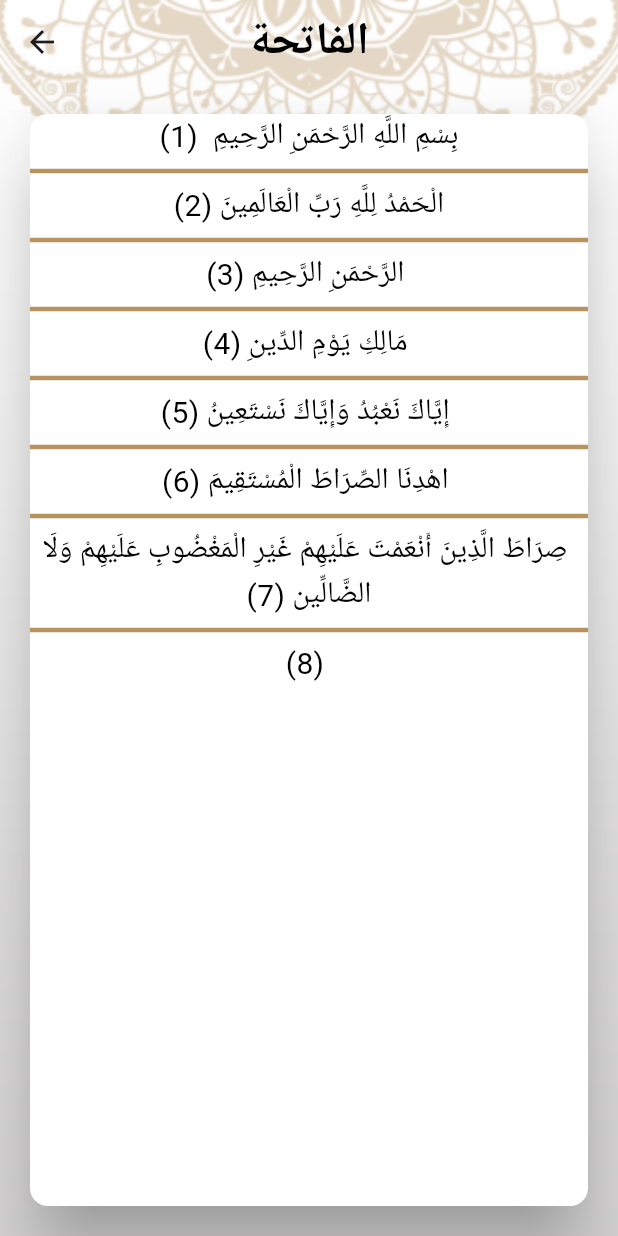
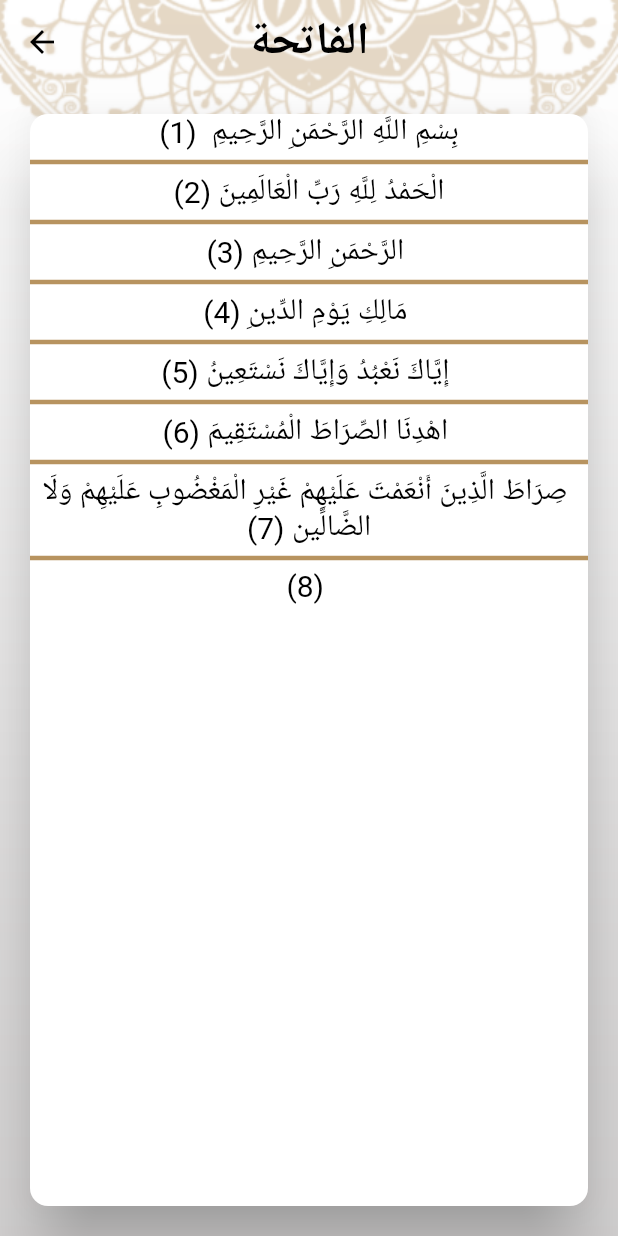
Before and after one commit to KareemEzzaldin/islami-flutter-app, a Flutter app: the screen it shows after launch, after a tap on "الفاتحة", on a phone screen of 412 x 824 dp. Run offline on Flutter 3.47's test engine with Material 3 defaults, Android fonts, the phone set to English and light mode, and no system bars.

Commit message:
+ Working on Settings tab and Light mode and Dark mode

```diff
--- a/lib/home/SuraNames.dart
+++ b/lib/home/SuraNames.dart
@@ -19,7 +19,7 @@ class Suranames extends StatelessWidget {
           Expanded(
             child: Text(
               suraNames,
-              style: TextStyle(fontSize: 20, fontWeight: FontWeight.bold),
+              style: Theme.of(context).textTheme.bodySmall,
               textAlign: TextAlign.center,
             ),
           ),
@@ -27,13 +27,13 @@ class Suranames extends StatelessWidget {
             height: 40,
             width: 2,
             decoration: BoxDecoration(
-                color: Theme.of(context).colorScheme.primary
+                color: Theme.of(context).colorScheme.onPrimaryContainer
             ),
           ),
           Expanded(
             child: Text(
               suraNumber.toString(),
-              style: TextStyle(fontSize: 20, fontWeight: FontWeight.bold),
+              style: Theme.of(context).textTheme.bodySmall,
               textAlign: TextAlign.center,
             ),
           ),
--- a/lib/home/home_screen.dart
+++ b/lib/home/home_screen.dart
@@ -3,6 +3,9 @@ import 'package:islami_ap/home/tabs/AhadtehTab.dart';
 import 'package:islami_ap/home/tabs/QuranTab.dart';
 import 'package:islami_ap/home/tabs/RadioTab.dart';
 import 'package:islami_ap/home/tabs/SebhaTab.dart';
+import 'package:islami_ap/home/tabs/SetteingsTab.dart';
+
+import '../style/AppStyle.dart';
 
 class HomeScreen extends StatefulWidget {
   static const String routeName = 'Home';
@@ -17,7 +20,8 @@ class _HomeScreenState extends State<HomeScreen> {
     QuranTab(),
     Ahadtehtab(),
     Sebhatab(),
-    Radiotab()
+    Radiotab(),
+    Setteingstab(),
   ];
 
   @override
@@ -25,7 +29,9 @@ class _HomeScreenState extends State<HomeScreen> {
     return Container(
       decoration: BoxDecoration(
         image: DecorationImage(
-          image: AssetImage('assets/images/background.png'),
+          image: AssetImage(AppStyle.isDark
+              ?"assets/images/home_dark_background.png"
+              :'assets/images/background.png'),
           fit:BoxFit.fill
         )
       ),
@@ -66,6 +72,12 @@ class _HomeScreenState extends State<HomeScreen> {
                 label: "Radio",
 
               ),
+              BottomNavigationBarItem(
+                backgroundColor: Theme.of(context).colorScheme.primary,
+                icon: Icon(Icons.settings),
+                label: "Settings",
+
+              ),
             ]
         ),
         body: tabs[selectedIndex],
--- a/lib/home/tabs/QuranTab.dart
+++ b/lib/home/tabs/QuranTab.dart
@@ -144,21 +144,21 @@ class QuranTab extends StatelessWidget {
           children: [
             Expanded(
                 child: Text(
-                  "اسم السورة",
-                  style: TextStyle(fontSize: 20, fontWeight: FontWeight.bold),
+                  "Surah Name",
+                  style: Theme.of(context).textTheme.titleMedium,
                   textAlign: TextAlign.center,)
             ),
             Container(
               height: 40,
               width: 2,
               decoration: BoxDecoration(
-                color: Theme.of(context).colorScheme.primary
+                color: Theme.of(context).colorScheme.onPrimaryContainer
               ),
             ),
             Expanded(
                 child: Text(
-                  "عدد الايات",
-                  style: TextStyle(fontSize: 20, fontWeight: FontWeight.bold),
+                  "Verses Number",
+                  style: Theme.of(context).textTheme.titleMedium,
                   textAlign: TextAlign.center,
                 )
             ),
--- a/lib/home/tabs/RadioTab.dart
+++ b/lib/home/tabs/RadioTab.dart
@@ -6,7 +6,7 @@ class Radiotab extends StatelessWidget {
   @override
   Widget build(BuildContext context) {
     return Container(
-      color: Colors.yellow,
+
     );
   }
 }
--- a/lib/main.dart
+++ b/lib/main.dart
@@ -2,6 +2,7 @@ import 'package:flutter/material.dart';
 import 'package:islami_ap/ahadeth_details/AhadethDetailsScreen.dart';
 import 'package:islami_ap/home/home_screen.dart';
 import 'package:islami_ap/quran_details/QuranDetailsScreen.dart';
+import 'package:islami_ap/style/AppStyle.dart';
 
 void main() {
   runApp(const MyApp());
@@ -16,49 +17,11 @@ class MyApp extends StatelessWidget {
   Widget build(BuildContext context) {
     return MaterialApp(
       title: 'Flutter Demo',
-      theme: ThemeData(
-        cardTheme: CardThemeData(
-          surfaceTintColor: Colors.white,
-          color: Colors.white,
-          elevation: 20,
-          margin: EdgeInsets.all(20),
-        ),
-        appBarTheme: AppBarTheme(
-          centerTitle: true,
-          backgroundColor: Colors.transparent,
-          titleTextStyle: TextStyle(
-            fontSize: 30,
-            fontWeight: FontWeight.bold,
-            color: Colors.black
-          )
-        ),
-        scaffoldBackgroundColor: Colors.transparent,
-        dividerColor: Color(0xffB7935F),
-        dividerTheme: DividerThemeData(
-          color: Color(0xffB7935F),
-          thickness: 3,
-        ),
-        bottomNavigationBarTheme: BottomNavigationBarThemeData(
-          backgroundColor: Color(0xffB7935F),
-          selectedItemColor: Colors.black,
-          selectedIconTheme: IconThemeData(
-            color: Colors.black,
-            size: 50,
-          ),
-          unselectedIconTheme: IconThemeData(
-            color: Colors.white,
-            size: 50,
-          )
-        ),
-        colorScheme: ColorScheme.fromSeed(
-          seedColor: Colors.deepPurple,
-          primary: Color(0xffB7935F),
-          secondary: Color(0xffB7935F).withOpacity(0.57),
-          onPrimary: Colors.white,
-          onSecondary: Colors.black,
-        ),
-        useMaterial3: true,
-      ),
+      theme: AppStyle.lightTheme,
+      darkTheme: AppStyle.DarkTheme,
+      themeMode: AppStyle.isDark
+          ?ThemeMode.dark
+          :ThemeMode.light,
       initialRoute: HomeScreen.routeName,
       routes: {
         HomeScreen.routeName:(_)=>HomeScreen(),
--- a/lib/quran_details/QuranChapter.dart
+++ b/lib/quran_details/QuranChapter.dart
@@ -9,10 +9,7 @@ class Quranchapter extends StatelessWidget {
     return Text("$chapter (${index+1})",
       textDirection: TextDirection.rtl,
       textAlign: TextAlign.center,
-      style:TextStyle(
-        fontSize: 20,
-        color: Colors.black,
-      ) ,
+      style:Theme.of(context).textTheme.displayMedium,
     );
   }
 }
--- a/lib/quran_details/QuranDetailsScreen.dart
+++ b/lib/quran_details/QuranDetailsScreen.dart
@@ -1,6 +1,8 @@
 import 'package:flutter/material.dart';
 import 'package:flutter/services.dart';
 import 'package:islami_ap/quran_details/QuranChapter.dart';
+
+import '../style/AppStyle.dart';
 
 class QuranDetailsScreen extends StatefulWidget {
   static const String routName = "qurandetails";
@@ -19,7 +21,9 @@ class _QuranDetailsScreenState extends State<QuranDetailsScreen> {
     return Container(
       decoration: BoxDecoration(
           image: DecorationImage(
-              image: AssetImage('assets/images/background.png'),
+              image: AssetImage(AppStyle.isDark
+                  ?"assets/images/home_dark_background.png"
+                  :'assets/images/background.png'),
               fit: BoxFit.fill
           )
       ),
--- /dev/null
+++ b/lib/style/AppStyle.dart
@@ -0,0 +1,152 @@
+import 'package:flutter/material.dart';
+
+class AppStyle{
+  static bool isDark = false;
+  static const Color lightPrimary = Color(0xffB7935F);
+  static const Color darkPrimary = Color(0xff141A2E);
+  static const Color darkSecondary = Color(0xffFACC1D);
+  static ThemeData lightTheme = ThemeData(
+    bottomSheetTheme: BottomSheetThemeData(
+      backgroundColor: Colors.white,
+    ),
+    textTheme: TextTheme(
+      titleMedium: TextStyle(
+        fontSize: 20,
+        fontWeight: FontWeight.w600,
+        color: Colors.black,
+      ),
+      bodySmall: TextStyle(
+        fontSize: 20,
+        fontWeight: FontWeight.w400,
+        color: Colors.black,
+      ),
+      displayMedium: TextStyle(
+          fontSize: 20,
+          fontWeight: FontWeight.w400,
+          color: Colors.black,
+      ),
+      headlineMedium: TextStyle(
+        fontSize: 20,
+        fontWeight: FontWeight.w400,
+        color: lightPrimary,
+      ),
+    ),
+    cardTheme: CardThemeData(
+      surfaceTintColor: Colors.white,
+      color: Colors.white,
+      elevation: 20,
+      margin: EdgeInsets.all(20),
+    ),
+    appBarTheme: AppBarTheme(
+        iconTheme: IconThemeData(
+            color: Colors.black
+        ),
+        centerTitle: true,
+        backgroundColor: Colors.transparent,
+        titleTextStyle: TextStyle(
+            fontSize: 30,
+            fontWeight: FontWeight.bold,
+            color: Colors.black
+        )
+    ),
+    scaffoldBackgroundColor: Colors.transparent,
+    dividerColor: lightPrimary,
+    dividerTheme: DividerThemeData(
+      color: lightPrimary,
+      thickness: 3,
+    ),
+    bottomNavigationBarTheme: BottomNavigationBarThemeData(
+        backgroundColor: lightPrimary,
+        selectedItemColor: Colors.black,
+        selectedIconTheme: IconThemeData(
+          color: Colors.black,
+          size: 50,
+        ),
+        unselectedIconTheme: IconThemeData(
+          color: Colors.white,
+          size: 50,
+        )
+    ),
+    colorScheme: ColorScheme.fromSeed(
+      seedColor: Colors.deepPurple,
+      primary: lightPrimary,
+      secondary: Color(0xffB7935F).withOpacity(0.57),
+      onPrimary: Colors.white,
+      onSecondary: Colors.black,
+      onPrimaryContainer: lightPrimary,
+    ),
+    useMaterial3: true,
+  );
+  static ThemeData DarkTheme = ThemeData(
+    bottomSheetTheme: BottomSheetThemeData(
+      backgroundColor: darkPrimary,
+    ),
+    textTheme: TextTheme(
+      titleMedium: TextStyle(
+          fontSize: 20,
+          fontWeight: FontWeight.w600,
+          color: Colors.white,
+      ),
+      bodySmall: TextStyle(
+        fontSize: 20,
+        fontWeight: FontWeight.w400,
+        color: Colors.white,
+      ),
+      displayMedium: TextStyle(
+        fontSize: 20,
+        fontWeight: FontWeight.w400,
+        color: darkSecondary
+      ),
+      headlineMedium: TextStyle(
+        fontSize: 20,
+        fontWeight: FontWeight.w400,
+        color: darkSecondary,
+      ),
+    ),
+    cardTheme: CardThemeData(
+      surfaceTintColor: darkPrimary,
+      color: darkPrimary,
+      elevation: 20,
+      margin: EdgeInsets.all(20),
+    ),
+    appBarTheme: AppBarTheme(
+      iconTheme: IconThemeData(
+        color: Colors.white
+      ),
+        centerTitle: true,
+        backgroundColor: Colors.transparent,
+        titleTextStyle: TextStyle(
+            fontSize: 30,
+            fontWeight: FontWeight.bold,
+            color: Colors.white
+        )
+    ),
+    scaffoldBackgroundColor: Colors.transparent,
+    dividerColor: darkSecondary,
+    dividerTheme: DividerThemeData(
+      color: darkSecondary,
+      thickness: 3,
+    ),
+    bottomNavigationBarTheme: BottomNavigationBarThemeData(
+        backgroundColor: darkPrimary,
+        selectedItemColor: darkSecondary,
+        selectedIconTheme: IconThemeData(
+          color: darkSecondary,
+          size: 50,
+        ),
+        unselectedIconTheme: IconThemeData(
+          color: Colors.white,
+          size: 50,
+        )
+    ),
+    colorScheme: ColorScheme.fromSeed(
+      seedColor: Colors.deepPurple,
+      primary: darkPrimary,
+      secondary: darkSecondary,
+      onPrimary: Colors.white,
+      onSecondary: Colors.black,
+      onPrimaryContainer: darkSecondary,
+    ),
+    useMaterial3: true,
+  );
+}
```
Also changed, not shown: lib/ahadeth_details/AhadethDetailsScreen.dart (+6 -2 lines), lib/home/LanguageBottomSheet.dart (added, +22 -0 lines), lib/home/SelectedItem.dart (added, +27 -0 lines), lib/home/ThemeBottomSheet.dart (added, +22 -0 lines), lib/home/tabs/AhadtehTab.dart (+2 -8 lines), lib/home/tabs/SebhaTab.dart (+4 -4 lines), lib/home/tabs/SetteingsTab.dart (added, +67 -0 lines), lib/home/unSeletctedItem.dart (added, +14 -0 lines).
